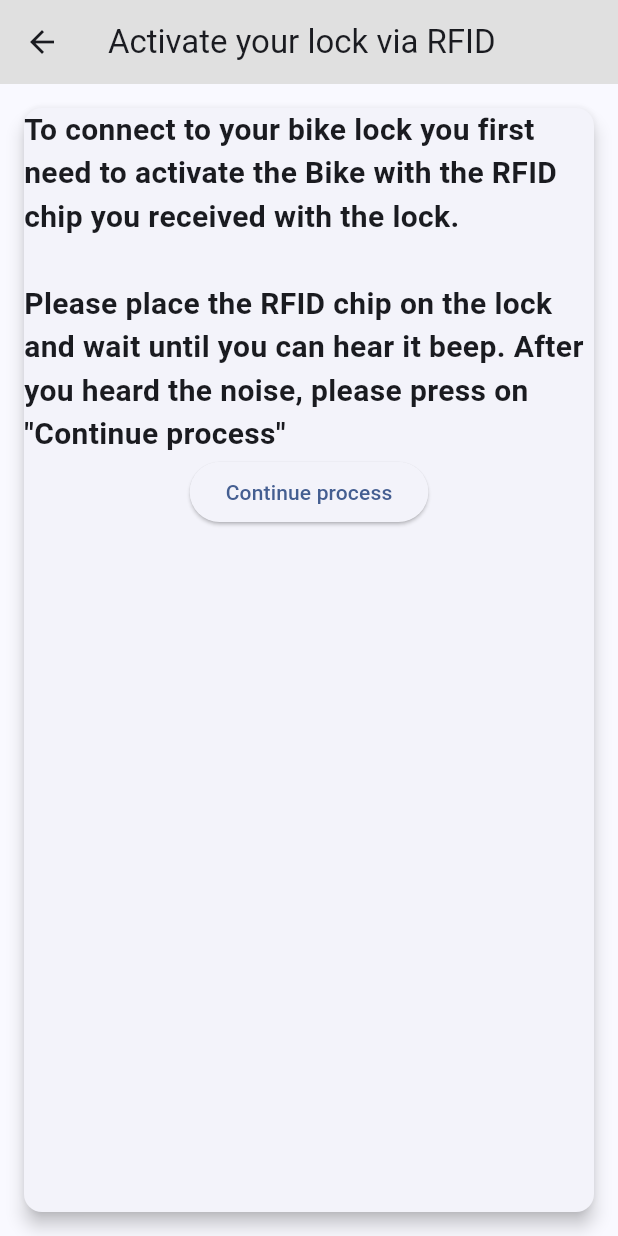
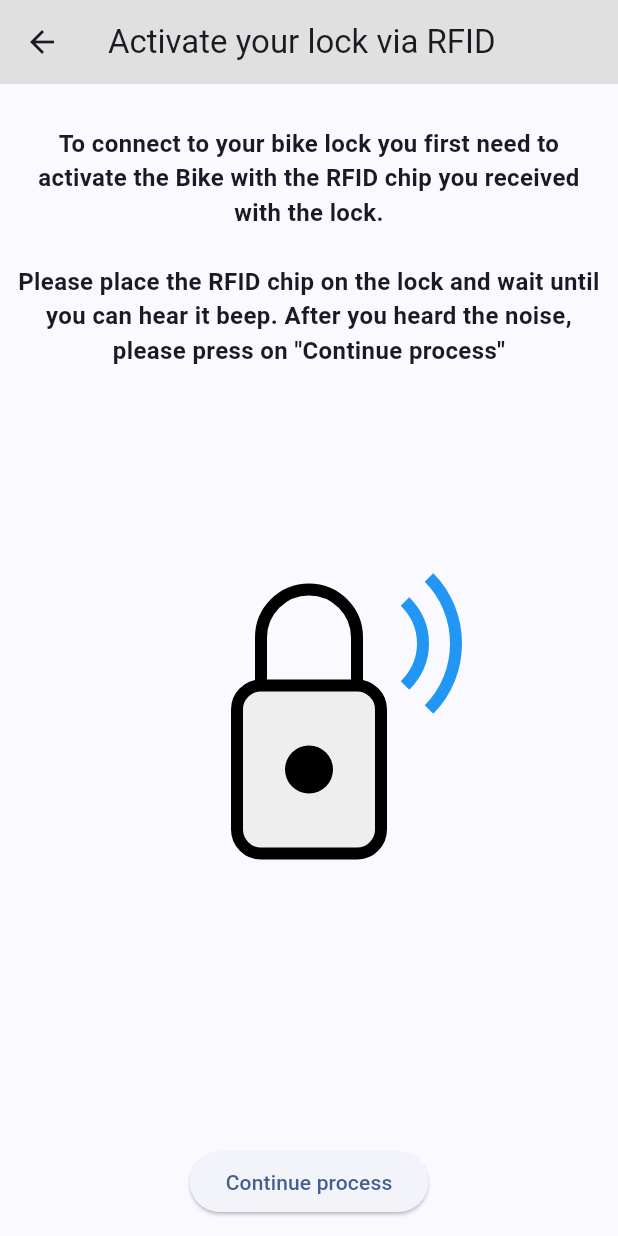
Before and after one commit to korbi-hub/Hackaburg25, a Flutter app: the screen it shows after launch, after a tap on the "directions bike" icon, on a phone screen of 412 x 824 dp. Run offline on Flutter 3.47's test engine with Material 3 defaults, Android fonts, the phone set to English and light mode, and no system bars; our stand-ins replace flutter_bloc, flutter_blue_plus, flutter_svg, shared_preferences.

Commit message:
added asset image to rfid info screen

```diff
--- a/mobile_app/lib/screens/home/components/bike_info_card.dart
+++ b/mobile_app/lib/screens/home/components/bike_info_card.dart
@@ -7,7 +7,7 @@ class BikeInfoCard extends StatelessWidget {
 
   @override
   Widget build(BuildContext context) {
-    final isConnected = true;
+    final isConnected = false;
     return Card(
       elevation: 5,
       child: Padding(
--- a/mobile_app/lib/screens/register_bike/cubit/bike_registration_cubit.dart
+++ b/mobile_app/lib/screens/register_bike/cubit/bike_registration_cubit.dart
@@ -1,8 +1,6 @@
 import 'package:flutter_bloc/flutter_bloc.dart';
 import 'package:flutter/material.dart';
 import 'package:flutter_blue_plus/flutter_blue_plus.dart';
-import 'package:go_router/go_router.dart';
-import 'package:mobile_app/extensions/extensions.dart';
 import 'package:mobile_app/model/saved_bike.dart';
 import 'package:mobile_app/repositories/bluetooth_connection_repo.dart';
 import 'package:mobile_app/screens/register_bike/error_screen_config/error_screen_config.dart';
--- a/mobile_app/lib/screens/register_bike/register_bike.dart
+++ b/mobile_app/lib/screens/register_bike/register_bike.dart
@@ -21,8 +21,9 @@ class RegisterBikeFlow extends StatelessWidget {
       child: Builder(
         builder: (context) {
           return Scaffold(
-            appBar: AppBar(title: Text(context.translate.activateNcf),
-            backgroundColor: Colors.grey.shade300,
+            appBar: AppBar(
+              title: Text(context.translate.activateNcf),
+              backgroundColor: Colors.grey.shade300,
             ),
             body: SafeArea(
               child: Padding(
--- a/mobile_app/lib/screens/register_bike/steps/step_1_nfc_activation.dart
+++ b/mobile_app/lib/screens/register_bike/steps/step_1_nfc_activation.dart
@@ -2,31 +2,36 @@ import 'package:flutter/material.dart';
 import 'package:flutter_bloc/flutter_bloc.dart';
 import 'package:mobile_app/extensions/extensions.dart';
 import 'package:mobile_app/screens/register_bike/cubit/bike_registration_cubit.dart';
+import 'package:flutter_svg/flutter_svg.dart';
 
 class Step1RfidActivation extends StatelessWidget {
   const Step1RfidActivation({super.key});
 
+
   @override
   Widget build(BuildContext context) {
-    return Card(
-      elevation: 5,
-      child: Column(
+    return Column(
+      mainAxisAlignment: MainAxisAlignment.center,
       children: [
-        //Text(context.translate.activateNcf),
-        //Spacer(),
+        SizedBox(height: 16),
         Text(
           context.translate.activateNfcMessage,
-        style: TextStyle(fontWeight: FontWeight.bold, fontSize: 20),
+          style: TextStyle(fontWeight: FontWeight.bold, fontSize: 16),
+          textAlign: TextAlign.center,
         ),
-    //Spacer(),
+        SizedBox(height: 100),
+        SvgPicture.asset(
+          'assets/Untitled.svg',
+          width: 256,
+          height: 256,
+        ),
+        Spacer(),
         ElevatedButton(
-    onPressed:
-    () => context.read<BikeRegistrationCubit>().startScanning(),
+          onPressed: () =>
+              context.read<BikeRegistrationCubit>().startScanning(),
           child: Text(context.translate.continueProcess),
         ),
       ],
-    ),
     );
-
   }
 }
--- a/mobile_app/pubspec.yaml
+++ b/mobile_app/pubspec.yaml
@@ -18,6 +18,7 @@ dependencies:
   intl: ^0.20.0
   shared_preferences: ^2.5.3
   json_annotation: ^4.8.1
+  flutter_svg: ^2.1.0
 
 dev_dependencies:
   flutter_test:
@@ -30,3 +31,5 @@ dev_dependencies:
 flutter:
   generate: true
   uses-material-design: true
+  assets:
+    - assets/Untitled.svg
```
Also changed, not shown: mobile_app/assets/Untitled.svg (added), mobile_app/pubspec.lock. Lines whose indentation alone changed are shown as unchanged.
